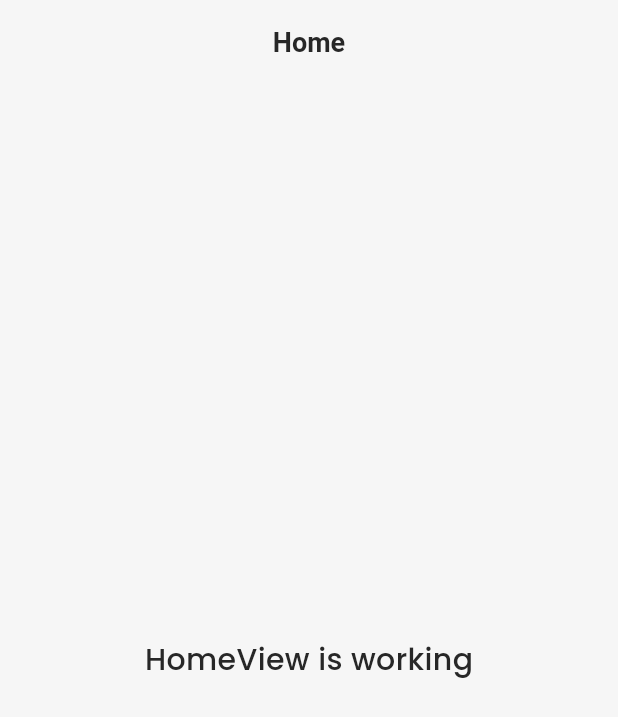
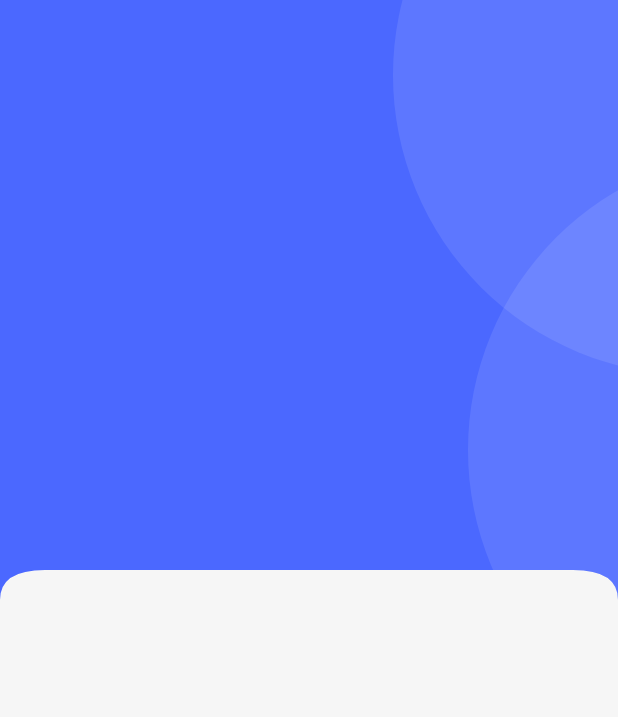
Before and after one commit to wachidamirul/shoes_shop_pos, a Flutter app: the HomeView screen opened by its route, on a phone screen of 412 x 824 dp. Shown: the top 717 px of the screen. Run offline on Flutter 3.47's test engine with Material 3 defaults, Android fonts, the light colour scheme and no system bars; our stand-ins replace animated_bottom_navigation_bar, connectivity_plus, flutter_svg, get, get_storage, iconsax and 2 more; accounts and stored records are empty.

Commit message:
feat: Implement MyPrimaryHeaderContainer and MyCurvedEdgeWidget for improved UI layout in HomeView

```diff
--- a/lib/app/modules/home/views/home_view.dart
+++ b/lib/app/modules/home/views/home_view.dart
@@ -2,6 +2,7 @@ import 'package:flutter/material.dart';
 import 'package:get/get.dart';
 
 import '../controllers/home_controller.dart';
+import '../widgets/primary_header_container.dart';
 
 class HomeView extends GetView<HomeController> {
   const HomeView({super.key});
@@ -9,13 +10,13 @@ class HomeView extends GetView<HomeController> {
   @override
   Widget build(BuildContext context) {
     return Scaffold(
-      appBar: AppBar(
-        automaticallyImplyLeading: false,
-        title: Text(controller.title),
-        centerTitle: true,
-      ),
-      body: Center(
-        child: Text('HomeView is working', style: TextStyle(fontSize: 20)),
+      body: GetBuilder<HomeController>(
+        builder:
+            (c) => SingleChildScrollView(
+              child: Column(
+                children: [MyPrimaryHeaderContainer(child: Container())],
+              ),
+            ),
       ),
     );
   }
--- /dev/null
+++ b/lib/app/modules/home/widgets/primary_header_container.dart
@@ -0,0 +1,41 @@
+import 'package:flutter/material.dart';
+
+import '../../../utils/constants/colors.dart';
+import '../../../widgets/custom_shapes/containers/circular_container.dart';
+import '../../../widgets/custom_shapes/curved_edges/curved_edges_widget.dart';
+
+class MyPrimaryHeaderContainer extends StatelessWidget {
+  const MyPrimaryHeaderContainer({super.key, required this.child});
+
+  final Widget child;
+
+  @override
+  Widget build(BuildContext context) {
+    return MyCurvedEdgeWidget(
+      child: SizedBox(
+        height: 400,
+        child: Container(
+          color: MyColors.primary,
+          child: Stack(
+            children: [
+              Positioned(
+                top: -150,
+                right: -250,
+                child: MyCircularContainer(
+                  backgroundColor: MyColors.darkContainer,
+                ),
+              ),
+              Positioned(
+                top: 100,
+                right: -300,
+                child: MyCircularContainer(
+                  backgroundColor: MyColors.darkContainer,
+                ),
+              ),
+            ],
+          ),
+        ),
+      ),
+    );
+  }
+}
--- /dev/null
+++ b/lib/app/widgets/custom_shapes/containers/circular_container.dart
@@ -0,0 +1,36 @@
+import 'package:flutter/material.dart';
+
+import '../../../utils/constants/colors.dart';
+
+class MyCircularContainer extends StatelessWidget {
+  const MyCircularContainer({
+    super.key,
+    this.child,
+    this.width = 400,
+    this.height = 400,
+    this.radius = 400,
+    this.padding = 0,
+    this.backgroundColor = MyColors.white,
+  });
+
+  final double? width;
+  final double? height;
+  final double radius;
+  final double padding;
+  final Widget? child;
+  final Color backgroundColor;
+
+  @override
+  Widget build(BuildContext context) {
+    return Container(
+      width: width,
+      height: height,
+      padding: EdgeInsets.all(padding),
+      decoration: BoxDecoration(
+        color: backgroundColor,
+        borderRadius: BorderRadius.circular(radius),
+      ),
+      child: child,
+    );
+  }
+}
--- /dev/null
+++ b/lib/app/widgets/custom_shapes/curved_edges/curved_edges.dart
@@ -0,0 +1,45 @@
+import 'package:flutter/material.dart';
+
+class MyCustomCurvedEdges extends CustomClipper<Path> {
+  @override
+  Path getClip(Size size) {
+    var path = Path();
+    path.lineTo(0, size.height);
+
+    final startCurve = Offset(0, size.height - 20);
+    final endCurve = Offset(30, size.height - 20);
+    path.quadraticBezierTo(
+      startCurve.dx,
+      startCurve.dy,
+      endCurve.dx,
+      endCurve.dy,
+    );
+
+    final secondStartCurve = Offset(0, size.height - 20);
+    final secondEndCurve = Offset(size.width - 30, size.height - 20);
+    path.quadraticBezierTo(
+      secondStartCurve.dx,
+      secondStartCurve.dy,
+      secondEndCurve.dx,
+      secondEndCurve.dy,
+    );
+
+    final thirdStartCurve = Offset(size.width, size.height - 20);
+    final thirdEndCurve = Offset(size.width, size.height);
+    path.quadraticBezierTo(
+      thirdStartCurve.dx,
+      thirdStartCurve.dy,
+      thirdEndCurve.dx,
+      thirdEndCurve.dy,
+    );
+
+    path.lineTo(size.width, 0);
+    path.close();
+    return path;
+  }
+
+  @override
+  bool shouldReclip(CustomClipper<Path> oldClipper) {
+    return true;
+  }
+}
--- /dev/null
+++ b/lib/app/widgets/custom_shapes/curved_edges/curved_edges_widget.dart
@@ -0,0 +1,14 @@
+import 'package:flutter/material.dart';
+
+import 'curved_edges.dart';
+
+class MyCurvedEdgeWidget extends StatelessWidget {
+  const MyCurvedEdgeWidget({super.key, this.child});
+
+  final Widget? child;
+
+  @override
+  Widget build(BuildContext context) {
+    return ClipPath(clipper: MyCustomCurvedEdges(), child: child);
+  }
+}
```
